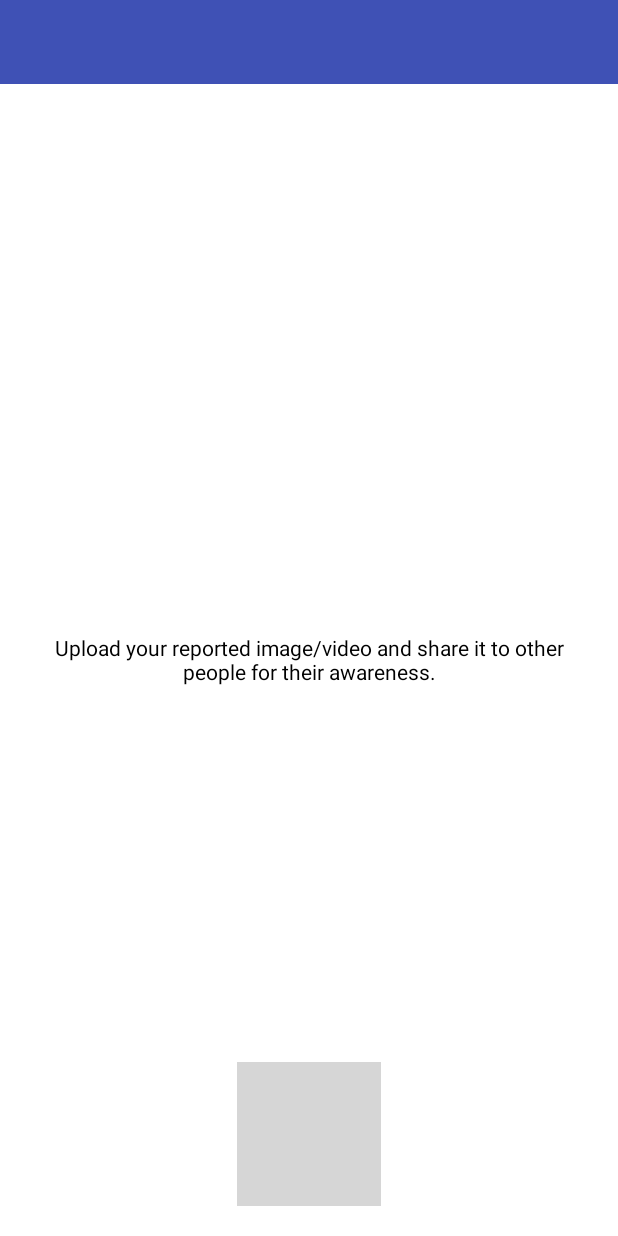
After one commit to dualcnhq/DLock, an Android app: the layout activity_witness.xml on its own in the app's theme, with its tools: preview values and no code run, on a phone screen of 412 x 824 dp. The commit adds this screen. Run offline under Robolectric (Android 15) with nearby library versions, the phone set to English and light mode, and no system bars; grey boxes are pictures that could not be loaded.

Commit message:
Add witness feature and test location service

```diff
--- a/app/src/main/AndroidManifest.xml
+++ b/app/src/main/AndroidManifest.xml
@@ -6,7 +6,7 @@
     <uses-permission android:name="android.permission.READ_PHONE_STATE" />
     <uses-permission android:name="android.permission.ACCESS_FINE_LOCATION" />
     <uses-permission android:name="android.permission.READ_CONTACTS" />
-
+    <uses-permission android:name="android.permission.CAMERA"/>
     <uses-permission android:name="android.permission.INTERNET" />
     <uses-permission android:name="android.permission.ACCESS_NETWORK_STATE"/>
 
@@ -59,6 +59,9 @@
         <activity android:name=".activities.PostActivity"
             android:screenOrientation="portrait"/>
 
+        <activity android:name=".activities.WitnessActivity"
+            android:screenOrientation="portrait"/>
+
     </application>
 
 </manifest>
--- a/app/src/main/java/com/dualcnhq/sherlocked/activities/DashboardActivity.java
+++ b/app/src/main/java/com/dualcnhq/sherlocked/activities/DashboardActivity.java
@@ -168,6 +168,9 @@ public class DashboardActivity extends BaseActivity {
                     AppUtils.showToast(getApplicationContext(), getResources().getString(R.string.network_disabled));
                 }
                 break;
+            case R.id.action_witness:
+                startActivity(new Intent(getApplicationContext(), WitnessActivity.class));
+                break;
         }
 
         return super.onOptionsItemSelected(item);
--- /dev/null
+++ b/app/src/main/res/layout/activity_witness.xml
@@ -0,0 +1,48 @@
+<LinearLayout xmlns:android="http://schemas.android.com/apk/res/android"
+    xmlns:app="http://schemas.android.com/apk/res-auto"
+    xmlns:tools="http://schemas.android.com/tools"
+    android:layout_width="match_parent"
+    android:layout_height="match_parent"
+    android:background="@android:color/white"
+    android:orientation="vertical">
+
+    <android.support.v7.widget.Toolbar
+        android:id="@+id/witnessToolbar"
+        style="@style/Widget.SherLocked.ActionBar"
+        android:layout_width="match_parent"
+        android:layout_height="wrap_content"
+        android:background="?attr/colorPrimary"
+        android:minHeight="?attr/actionBarSize"
+        app:contentInsetEnd="0dp"
+        app:contentInsetStart="0dp" />
+
+    <RelativeLayout
+        android:layout_width="match_parent"
+        android:layout_height="match_parent">
+
+        <ImageButton
+            android:id="@+id/button_capture"
+            android:layout_width="wrap_content"
+            android:layout_height="wrap_content"
+            android:layout_alignParentBottom="true"
+            android:layout_centerHorizontal="true"
+            android:layout_marginBottom="20dp"
+            android:background="@drawable/camera" />
+
+        <TextView
+            android:id="@+id/textView"
+            android:layout_width="match_parent"
+            android:layout_height="match_parent"
+            android:layout_alignParentLeft="true"
+            android:layout_alignParentStart="true"
+            android:layout_marginLeft="@dimen/_20sdp"
+            android:layout_marginRight="@dimen/_20sdp"
+            android:layout_alignParentTop="true"
+            android:gravity="center"
+            android:text="Upload your reported image/video and share it to other people for their awareness."
+            android:textColor="@android:color/black" />
+
+
+    </RelativeLayout>
+
+</LinearLayout>
--- a/app/src/main/res/values/strings.xml
+++ b/app/src/main/res/values/strings.xml
@@ -3,6 +3,7 @@
 
     <string name="action_settings">Settings</string>
     <string name="action_logout">Logout</string>
+    <string name="action_witness">Witness</string>
 
     <string name="cancel">Cancel</string>
 
--- a/lockscreenservice/src/main/java/com/dualcnhq/lockscreenservice/service/LockScreenViewService.java
+++ b/lockscreenservice/src/main/java/com/dualcnhq/lockscreenservice/service/LockScreenViewService.java
@@ -302,7 +302,6 @@ public class LockScreenViewService extends Service {
                 Log.d(TAG, "isPlaying: " + mp.isPlaying());
             }
         });
-
     }
 
     private void sendSMS(String primaryContactNumber) {
@@ -345,8 +344,7 @@ public class LockScreenViewService extends Service {
         registerReceiver(new BroadcastReceiver(){
             @Override
             public void onReceive(Context arg0, Intent arg1) {
-                switch (getResultCode())
-                {
+                switch (getResultCode()) {
                     case Activity.RESULT_OK:
                         Log.d(TAG, "SMS delivered");
                         break;
--- a/lockscreenservice/src/main/res/layout/view_lock_screen.xml
+++ b/lockscreenservice/src/main/res/layout/view_lock_screen.xml
@@ -83,7 +83,7 @@
                 android:layout_height="140dp"
                 android:layout_marginTop="15dp"
                 android:background="@drawable/oval_button"
-                android:text="siren"
+                android:text="play a siren/Buzz"
                 android:textColor="@android:color/black" />
 
         </LinearLayout>
```
Also changed, not shown: app/src/main/java/com/dualcnhq/sherlocked/activities/WitnessActivity.java (added, +48 -0 lines), app/src/main/res/menu/menu_main.xml (+6 -1 lines).
